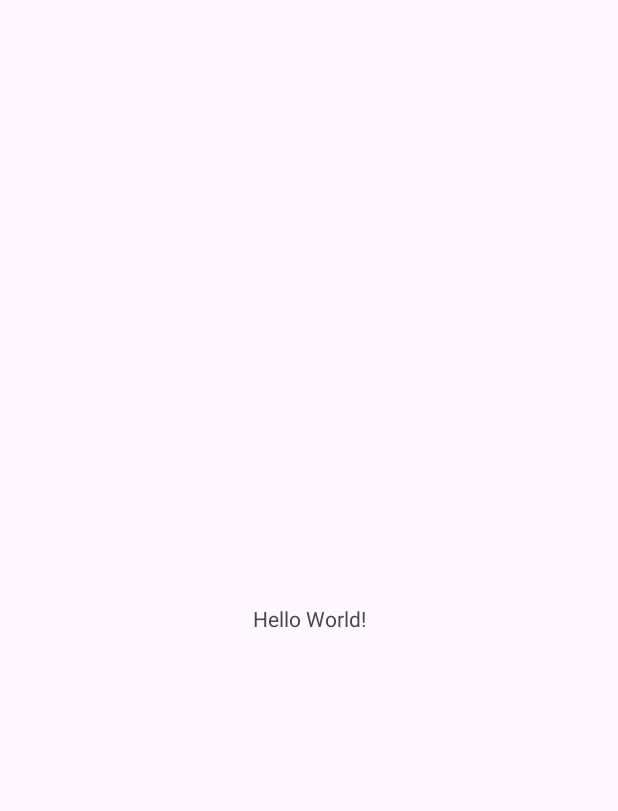
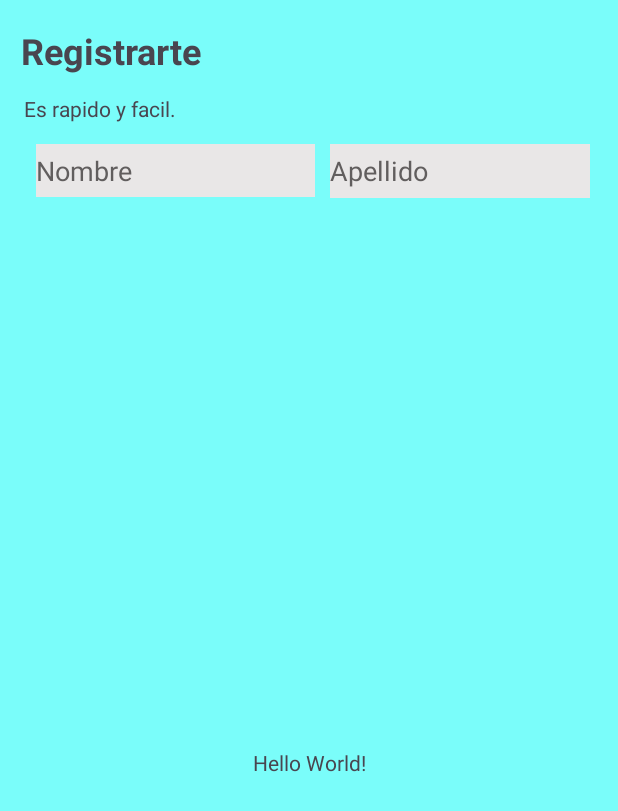
Before and after one commit to AndroLaG/PC1-DAM-SANCHEZ, an Android app: the screen it shows after launch (MainActivity), on a phone screen of 412 x 824 dp. Before the commit the part shown is almost empty. Shown: the top 811 px of the screen. Run offline under Robolectric (Android 15) with nearby library versions, the phone set to English and light mode, and no system bars.

Commit message:
creando objetos

```diff
--- a/app/src/main/java/com/example/damuc1_andressanchez/MainActivity.java
+++ b/app/src/main/java/com/example/damuc1_andressanchez/MainActivity.java
@@ -13,7 +13,6 @@ public class MainActivity extends AppCompatActivity {
     @Override
     protected void onCreate(Bundle savedInstanceState) {
         super.onCreate(savedInstanceState);
-        EdgeToEdge.enable(this);
         setContentView(R.layout.activity_main);
         ViewCompat.setOnApplyWindowInsetsListener(findViewById(R.id.main), (v, insets) -> {
             Insets systemBars = insets.getInsets(WindowInsetsCompat.Type.systemBars());
--- a/app/src/main/res/layout/activity_main.xml
+++ b/app/src/main/res/layout/activity_main.xml
@@ -5,6 +5,7 @@
     android:id="@+id/main"
     android:layout_width="match_parent"
     android:layout_height="match_parent"
+    android:background="#7AFDFA"
     tools:context=".MainActivity">
 
     <TextView
@@ -14,6 +15,68 @@
         app:layout_constraintBottom_toBottomOf="parent"
         app:layout_constraintEnd_toEndOf="parent"
         app:layout_constraintStart_toStartOf="parent"
-        app:layout_constraintTop_toTopOf="parent" />
+        app:layout_constraintTop_toTopOf="parent"
+        app:layout_constraintVertical_bias="0.62" />
+
+    <TextView
+        android:id="@+id/textView2"
+        android:layout_width="wrap_content"
+        android:layout_height="wrap_content"
+        android:text="Es rapido y facil."
+        app:layout_constraintBottom_toBottomOf="parent"
+        app:layout_constraintEnd_toEndOf="parent"
+        app:layout_constraintHorizontal_bias="0.051"
+        app:layout_constraintStart_toStartOf="parent"
+        app:layout_constraintTop_toTopOf="parent"
+        app:layout_constraintVertical_bias="0.078" />
+
+    <TextView
+        android:id="@+id/textView"
+        android:layout_width="wrap_content"
+        android:layout_height="wrap_content"
+        android:text="Registrarte"
+        android:textSize="24sp"
+        android:textStyle="bold"
+
+        app:layout_constraintBottom_toBottomOf="parent"
+        app:layout_constraintEnd_toEndOf="parent"
+        app:layout_constraintHorizontal_bias="0.048"
+        app:layout_constraintStart_toStartOf="parent"
+        app:layout_constraintTop_toTopOf="parent"
+        app:layout_constraintVertical_bias="0.022" />
+
+    <EditText
+        android:id="@+id/txtnom"
+        android:layout_width="186dp"
+        android:layout_height="35dp"
+        android:layout_marginStart="24dp"
+        android:layout_marginTop="96dp"
+        android:background="#E9E7E7"
+        android:ems="10"
+        android:inputType="text"
+        android:scrollbarStyle="outsideInset"
+        android:text="Nombre"
+        android:textAlignment="viewStart"
+        android:textColor="#615E5E"
+        app:layout_constraintStart_toStartOf="parent"
+        app:layout_constraintTop_toTopOf="parent"
+        />
+
+    <EditText
+        android:id="@+id/txtape"
+        android:layout_width="173dp"
+        android:layout_height="36dp"
+        android:layout_marginStart="220dp"
+        android:layout_marginTop="96dp"
+        android:background="#E9E7E7"
+        android:ems="10"
+        android:inputType="text"
+        android:scrollbarStyle="outsideInset"
+        android:text="Apellido"
+        android:textAlignment="viewStart"
+        android:textColor="#615E5E"
+        app:layout_constraintStart_toStartOf="parent"
+        app:layout_constraintTop_toTopOf="parent"
+        />
 
 </androidx.constraintlayout.widget.ConstraintLayout>
```
